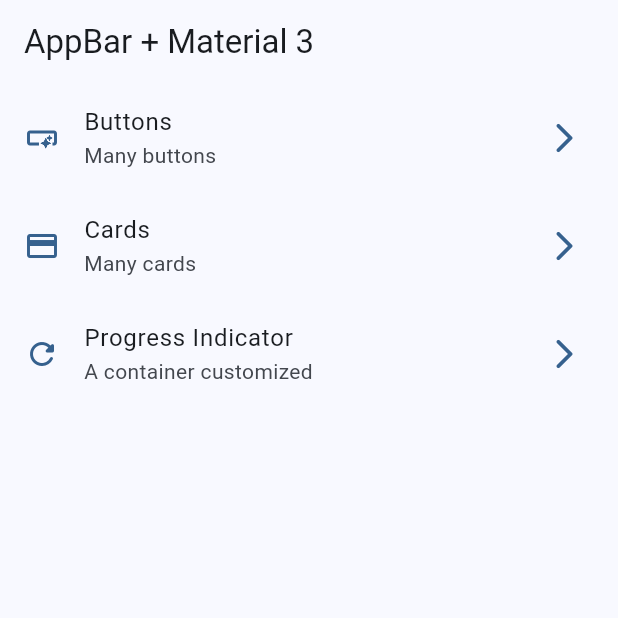
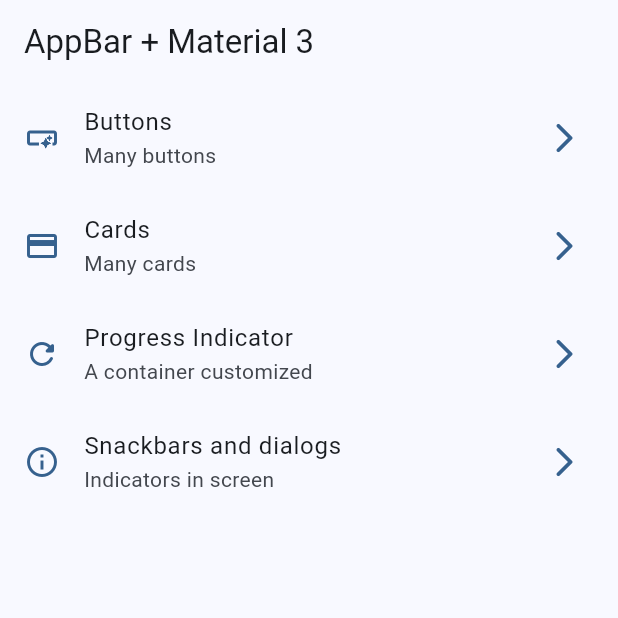
Before and after one commit to Max-500/widgets-app-flutter, a Flutter app: the screen it shows after launch, on a phone screen of 412 x 824 dp, the top half of it. Run offline on Flutter 3.47's test engine with Material 3 defaults, Android fonts, the phone set to English and light mode, and no system bars; our stand-ins replace go_router.

Commit message:
Snackbar basic

```diff
--- a/lib/config/menu-items/menu_items.dart
+++ b/lib/config/menu-items/menu_items.dart
@@ -12,5 +12,6 @@ class MenuItems {
 const menuItems = <MenuItems>[
   MenuItems(title: 'Buttons', subtitle: 'Many buttons', link: '/buttons', icon: Icons.smart_button_outlined),
   MenuItems(title: 'Cards', subtitle: 'Many cards', link: '/cards', icon: Icons.credit_card),
-  MenuItems(title: 'Progress Indicator', subtitle: 'A container customized', link: '/progress', icon: Icons.refresh_rounded)
+  MenuItems(title: 'Progress Indicator', subtitle: 'A container customized', link: '/progress', icon: Icons.refresh_rounded),
+  MenuItems(title: 'Snackbars and dialogs', subtitle: 'Indicators in screen', link: '/snackbars', icon: Icons.info_outline)
 ];
--- a/lib/config/router/app_router.dart
+++ b/lib/config/router/app_router.dart
@@ -22,6 +22,7 @@ final appRouter = GoRouter(
       path: '/progress',
       name: ProgressScreen.name,
       builder: (context, state) => const ProgressScreen(),
-    )
+    ),
+    GoRoute(path: '/snackbars', name: SnackBarScreen.name, builder: (context, state) => const SnackBarScreen(),),
   ],
 );
```
Also changed, not shown: lib/presentation/screens/snackbar/snackbar_screen.dart (+13 -1 lines).
